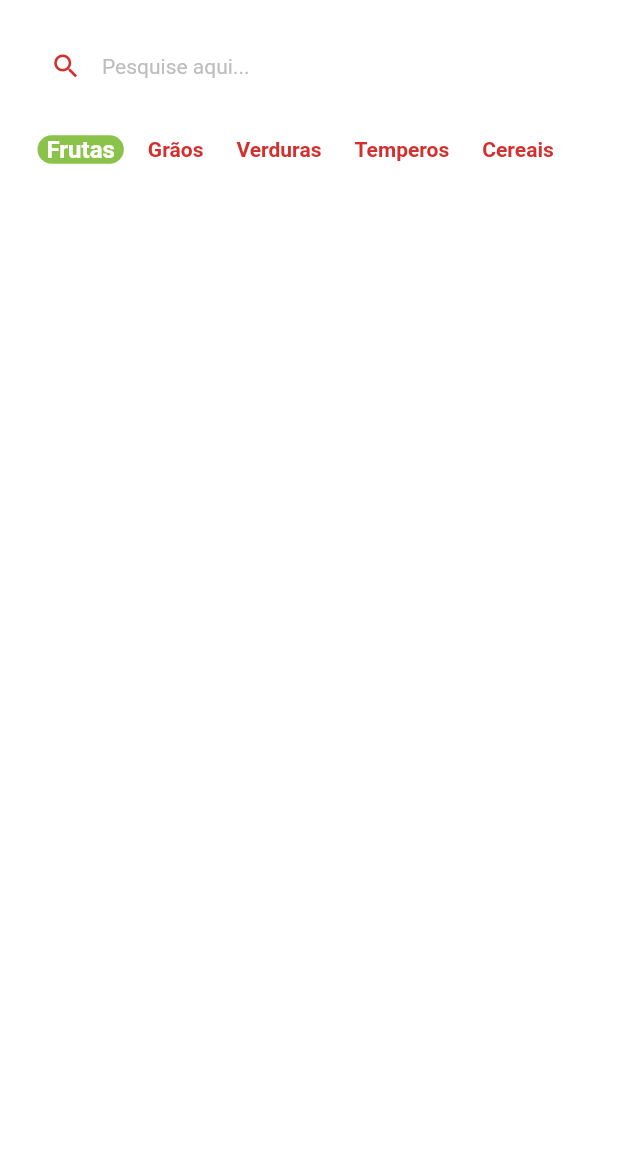
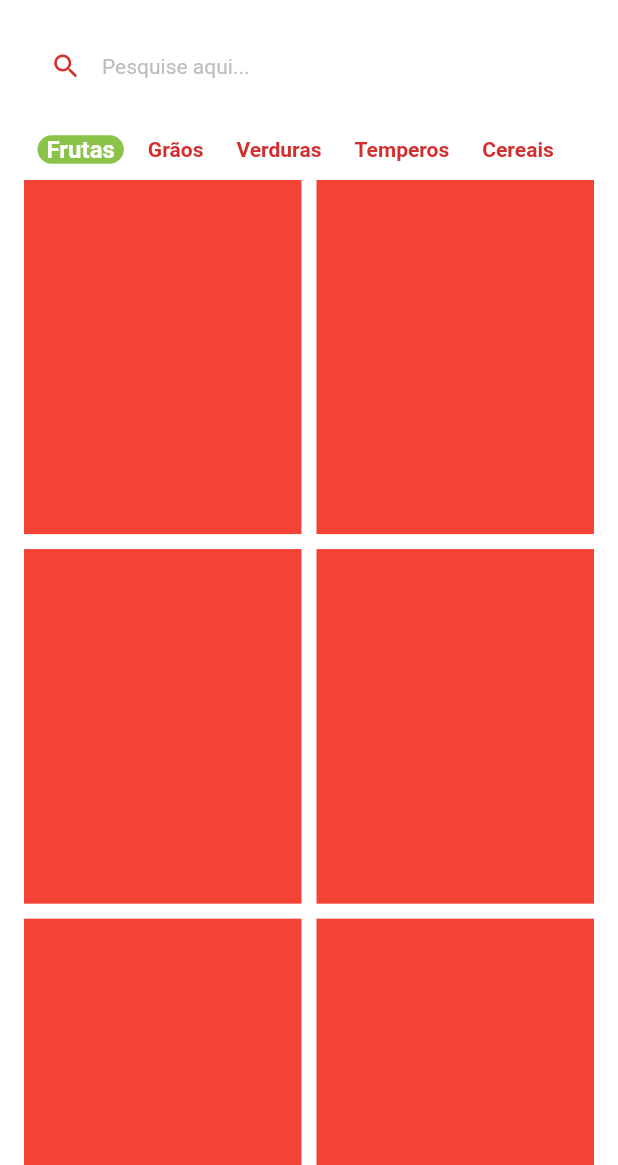
Before and after one commit to MarceloSantosCorrea/greengrocer, a Flutter app: the HomeTab screen opened directly, on a phone screen of 412 x 824 dp, the part 71-1236 px from its top. Run offline on Flutter 3.47's test engine with Material 2 defaults, Android fonts, the phone set to English and light mode, and no system bars; drawn by our look-alikes of badges; our stand-ins replace animated_text_kit, mask_text_input_formatter.

Commit message:
criação do grid para a apresentação dos produtos

```diff
--- a/lib/src/screens/home/home_tab.dart
+++ b/lib/src/screens/home/home_tab.dart
@@ -1,7 +1,7 @@
 import 'package:badges/badges.dart' as badges;
 import 'package:flutter/material.dart';
 
-import '../../config/app_data.dart';
+import '../../config/app_data.dart' as app_data;
 import '../../config/custom_colors.dart';
 import '../home/components/category_tile.dart';
 
@@ -114,6 +114,7 @@ class _HomeTabState extends State<HomeTab> {
               ),
             ),
           ),
+          // Categorias
           Container(
             padding: const EdgeInsets.only(left: 25.0),
             height: 40.0,
@@ -121,17 +122,35 @@ class _HomeTabState extends State<HomeTab> {
               scrollDirection: Axis.horizontal,
               itemBuilder: (_, index) {
                 return CategoryTile(
-                  category: categories[index],
-                  isSelected: categories[index] == selectedCategory,
+                  category: app_data.categories[index],
+                  isSelected: app_data.categories[index] == selectedCategory,
                   onPressed: () {
                     setState(() {
-                      selectedCategory = categories[index];
+                      selectedCategory = app_data.categories[index];
                     });
                   },
                 );
               },
               separatorBuilder: (_, index) => const SizedBox(width: 10),
-              itemCount: categories.length,
+              itemCount: app_data.categories.length,
+            ),
+          ),
+          // Grid de Produtos
+          Expanded(
+            child: GridView.builder(
+              padding: const EdgeInsets.fromLTRB(16, 0, 16, 16),
+              physics: const BouncingScrollPhysics(),
+              gridDelegate: const SliverGridDelegateWithFixedCrossAxisCount(
+                  crossAxisCount: 2,
+                  mainAxisSpacing: 10,
+                  crossAxisSpacing: 10,
+                  childAspectRatio: 9 / 11.5),
+              itemCount: app_data.items.length,
+              itemBuilder: (_, index) {
+                return Container(
+                  color: Colors.red,
+                );
+              },
             ),
           ),
         ],
```
